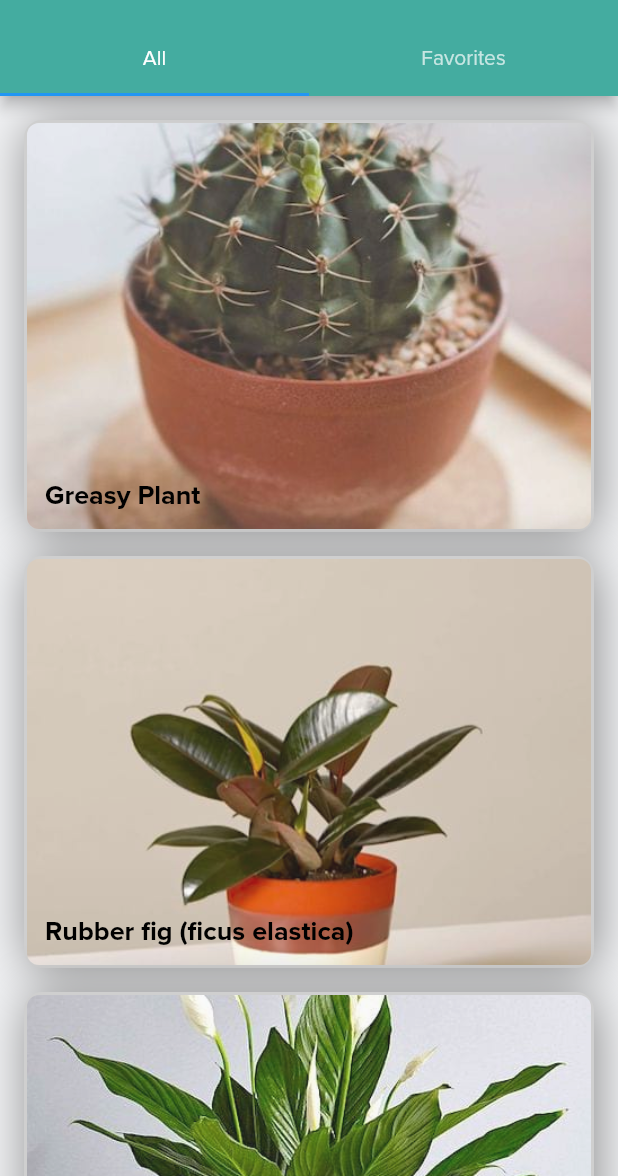
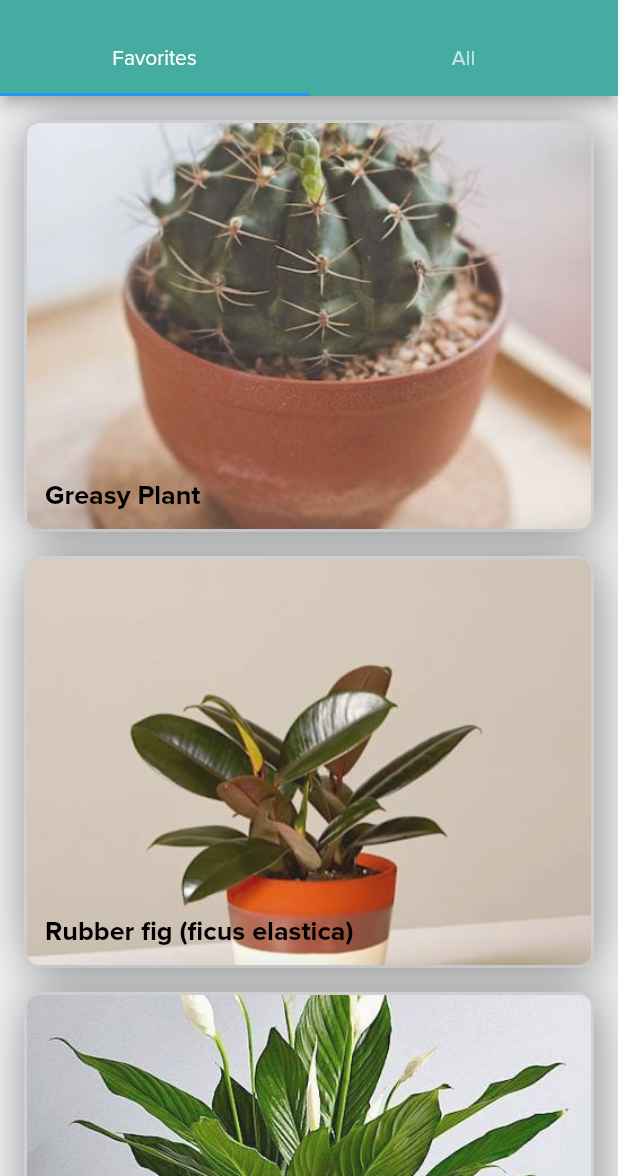
Before and after one commit to Mcbouv/Hydrathia, a Flutter app: the screen it shows after launch, on a phone screen of 412 x 824 dp, the part 60-1236 px from its top. Run offline on Flutter 3.47's test engine with Material 2 defaults, Android fonts, the phone set to English and light mode, and no system bars; our stand-ins replace flutter_local_notifications, sembast, shared_preferences; missing offline and left inert: android_alarm_manager.

Commit message:
a few changes

```diff
--- a/lib/views/home.dart
+++ b/lib/views/home.dart
@@ -23,7 +23,10 @@ class _AppState extends State<App> {
         future: _futureBae,
         builder: (ctx, snapshot) {
           if (!snapshot.hasData) {
-            return Center(child: CircularProgressIndicator());
+            return Center(
+                child: CircularProgressIndicator(
+              backgroundColor: LIGHT_GREEN,
+            ));
           }
           // PROFILE SHIMMER
           return Home(
@@ -51,7 +54,6 @@ class _HomeState extends State<Home> with SingleTickerProviderStateMixin {
         backgroundColor: APP_WHITE,
         appBar: AppBar(
           backgroundColor: DARK_GREEN,
-          // centerTitle: true,
           title: Text(
             "Hydrathia",
             style: TextStyle(fontWeight: FontWeight.w600),
@@ -59,10 +61,10 @@ class _HomeState extends State<Home> with SingleTickerProviderStateMixin {
           bottom: TabBar(
             tabs: [
               Tab(
-                text: "All",
+                text: "Favorites",
               ),
               Tab(
-                text: "Favorites",
+                text: "All",
               )
             ],
           ),
@@ -78,9 +80,7 @@ class _HomeState extends State<Home> with SingleTickerProviderStateMixin {
                 ),
                 itemCount: widget.plants.length ?? 0,
                 itemBuilder: (context, i) {
-                  return PlantPill(
-                      image: widget.plants[i].image,
-                      name: widget.plants[i].name);
+                  return PlantPill(plant: widget.plants[i]);
                 },
               ),
             ),
@@ -89,8 +89,8 @@ class _HomeState extends State<Home> with SingleTickerProviderStateMixin {
               width: width,
               height: height - 56,
               child: ListView(
-                children: <Widget>[PlantPill(image: null, name: null)],
-              ),
+                  // children: <Widget>[PlantPill(image: null, name: null)],
+                  ),
             ),
           ],
         ),
@@ -100,16 +100,18 @@ class _HomeState extends State<Home> with SingleTickerProviderStateMixin {
 }
 
 class PlantPill extends StatelessWidget {
-  final String image;
-  final String name;
-  PlantPill({@required this.image, @required this.name});
+  // final String image;
+  // final String name;
+  final Plant plant;
+  PlantPill({@required this.plant});
   @override
   Widget build(BuildContext context) {
     double width = MediaQuery.of(context).size.width;
     double height = MediaQuery.of(context).size.height;
     return GestureDetector(
       onTap: () {
-        //
+         Navigator.push(context,
+            MaterialPageRoute(builder: (context) => SinglePlant(plant: plant)));
       },
       child: Container(
         width: width - 32,
@@ -133,7 +135,7 @@ class PlantPill extends StatelessWidget {
                 child: ClipRRect(
               borderRadius: BorderRadius.circular(8),
               child: Image.asset(
-                image,
+                plant.image,
                 fit: BoxFit.cover,
               ),
             )),
@@ -148,7 +150,7 @@ class PlantPill extends StatelessWidget {
               bottom: 12,
               left: 12,
               child: Text(
-                name,
+                plant.name,
                 overflow: TextOverflow.ellipsis,
                 style: TextStyle(
                     color: REAL_BLACK,
```
Also changed, not shown: lib/views/single_plant.dart (+12 -8 lines).
